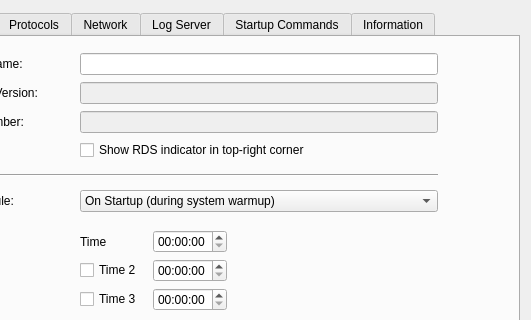
Qt form Client/rds_configurationwindow.ui (WillForan/yarraclient) before a commit; both pictures show x 81 to 612 and y 0 to 320 of the 612 by 421 pixel window.
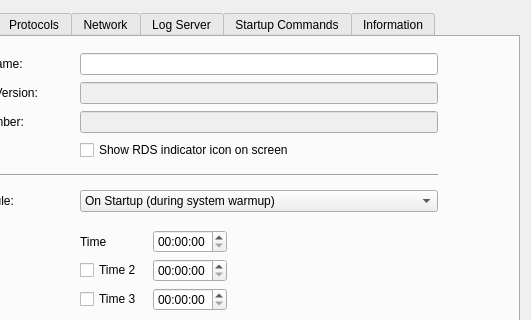
The same form after that commit. The open tabs and pages were chosen to show the change. Icons and pictures are not drawn.

What changed in the file:
```diff
--- a/Client/rds_configurationwindow.ui
+++ b/Client/rds_configurationwindow.ui
@@ -343,7 +343,7 @@
        <item row="3" column="2">
         <widget class="QCheckBox" name="indicatorCheckbox">
          <property name="text">
-          <string>Show RDS indicator in top-right corner</string>
+          <string>Show RDS indicator icon on screen</string>
          </property>
         </widget>
        </item>
```
Left out of the diff: 2 changed lines with no effect on the pictures.
